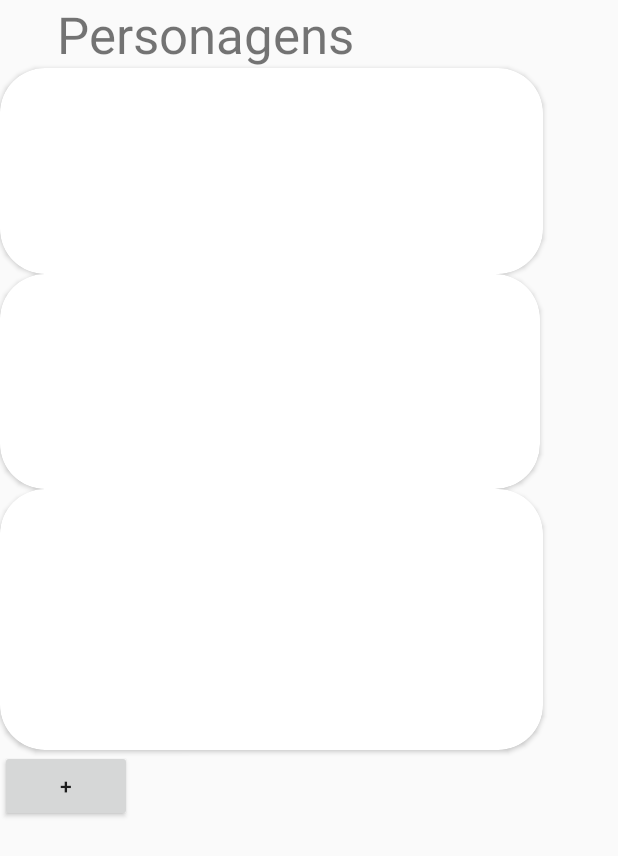
After one commit to Joao-ale/RPGCharacterCreation, an Android app built with Jetpack Compose: the layout character_list.xml on its own in the app's theme, with its tools: preview values and no code run, on a phone screen of 412 x 824 dp. The commit adds this screen. Shown: the top 856 px of the screen. Run offline under Robolectric (Android 15) with nearby library versions, the phone set to English and light mode, and no system bars.

Commit message:
Novas telas

```diff
--- a/app/build.gradle.kts
+++ b/app/build.gradle.kts
@@ -69,6 +69,7 @@ dependencies {
     implementation(libs.androidx.appcompat)
     implementation(libs.androidx.recyclerview)
     implementation(libs.gson)
+    implementation(libs.androidx.cardview)
 
     // Testes
     testImplementation(libs.junit)
--- a/app/src/main/res/layout/activity_main.xml
+++ b/app/src/main/res/layout/activity_main.xml
@@ -11,7 +11,6 @@
         android:layout_width="match_parent"
         android:layout_height="wrap_content"
         android:adjustViewBounds="false"
-        android:contentDescription="@string/imagem_com_livro_e_espada_de_rpg" />
         app:srcCompat="@drawable/captura_de_tela_2024_11_19_142734" />
 
 
--- /dev/null
+++ b/app/src/main/res/layout/character_list.xml
@@ -0,0 +1,40 @@
+<?xml version="1.0" encoding="utf-8"?>
+<LinearLayout xmlns:android="http://schemas.android.com/apk/res/android"
+    xmlns:app="http://schemas.android.com/apk/res-auto"
+    android:layout_width="match_parent"
+    android:layout_height="match_parent"
+    android:baselineAligned="false"
+    android:orientation="vertical">
+
+    <TextView
+        android:id="@+id/textView"
+        android:layout_width="273dp"
+        android:layout_height="wrap_content"
+        android:text="@string/personagens"
+        android:textAlignment="center"
+        android:textSize="34sp"
+        android:typeface="normal" />
+
+    <androidx.cardview.widget.CardView
+        android:layout_width="362dp"
+        android:layout_height="137dp"
+        app:cardCornerRadius="30dp" />
+
+    <androidx.cardview.widget.CardView
+        android:layout_width="360dp"
+        android:layout_height="143dp"
+        app:cardCornerRadius="30dp" />
+
+    <androidx.cardview.widget.CardView
+        android:layout_width="362dp"
+        android:layout_height="174dp"
+        app:cardCornerRadius="30dp">
+
+    </androidx.cardview.widget.CardView>
+
+    <Button
+        android:id="@+id/button2"
+        android:layout_width="wrap_content"
+        android:layout_height="wrap_content"
+        android:text="@string/plus" />
+</LinearLayout>
--- a/app/src/main/res/values/strings.xml
+++ b/app/src/main/res/values/strings.xml
@@ -21,4 +21,6 @@
     <string name="organize_suas_aventuras_com_poderosos_recursos_e_leve_seu_jogo_para_outra_dimens_o">Organize suas aventuras com poderosos recursos e leve seu jogo para outra dimensão.</string>
     <string name="criar_personagem">Criar Personagem</string>
     <string name="pr_ximo">Próximo</string>
+    <string name="personagens">Personagens</string>
+    <string name="plus">+</string>
 </resources>
--- a/gradle/libs.versions.toml
+++ b/gradle/libs.versions.toml
@@ -1,5 +1,5 @@
 [versions]
-agp = "8.6.1"
+agp = "8.7.2"
 kotlin = "1.9.0"
 coreKtx = "1.15.0"
 junit = "4.13.2"
@@ -8,15 +8,12 @@ espressoCore = "3.6.1"
 lifecycleRuntimeKtx = "2.8.7"
 activityCompose = "1.9.3"
 composeBom = "2024.11.00"
-roomCommon = "2.6.1"
 appcompat = "1.7.0"
 recyclerview = "1.3.2"
 gson = "2.10.1"
-room = "2.5.2"
-roomCompiler = "2.5.0"
 roomKtx = "2.6.1"
 roomRuntime = "2.6.1"
-ksp = "1.9.10-1.0.12"
+cardview = "1.0.0"
 
 [libraries]
 androidx-core-ktx = { group = "androidx.core", name = "core-ktx", version.ref = "coreKtx" }
@@ -37,9 +34,8 @@ androidx-ui-test-junit4 = { group = "androidx.compose.ui", name = "ui-test-junit
 androidx-material3 = { group = "androidx.compose.material3", name = "material3" }
 androidx-appcompat = { group = "androidx.appcompat", name = "appcompat", version.ref = "appcompat" }
 androidx-recyclerview = { group = "androidx.recyclerview", name = "recyclerview", version.ref = "recyclerview" }
-andoridx-room-compiler = { group = "androidx.room", name = "room-compiler", version.ref = "roomCompiler"}
 gson = { group = "com.google.code.gson", name = "gson", version.ref = "gson" }
+androidx-cardview = { group = "androidx.cardview", name = "cardview", version.ref = "cardview" }
 [plugins]
 android-application = { id = "com.android.application", version.ref = "agp" }
 kotlin-android = { id = "org.jetbrains.kotlin.android", version.ref = "kotlin" }
-ksp = { id = "com.google.devtools.ksp", version.ref = "ksp"}
```
